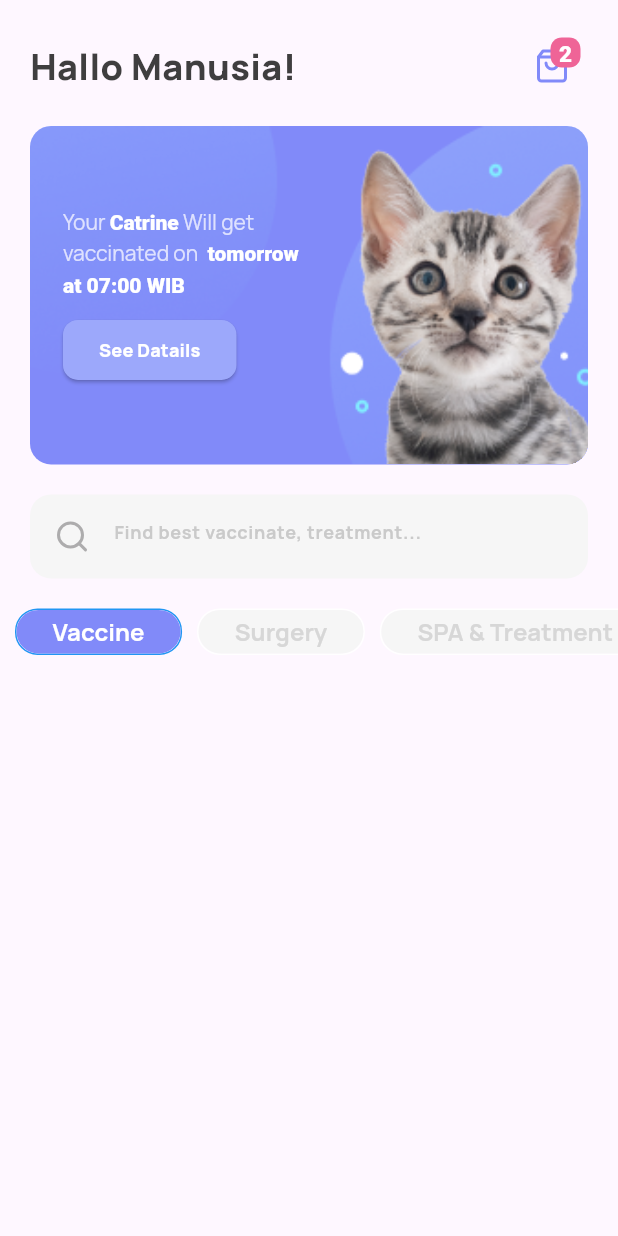
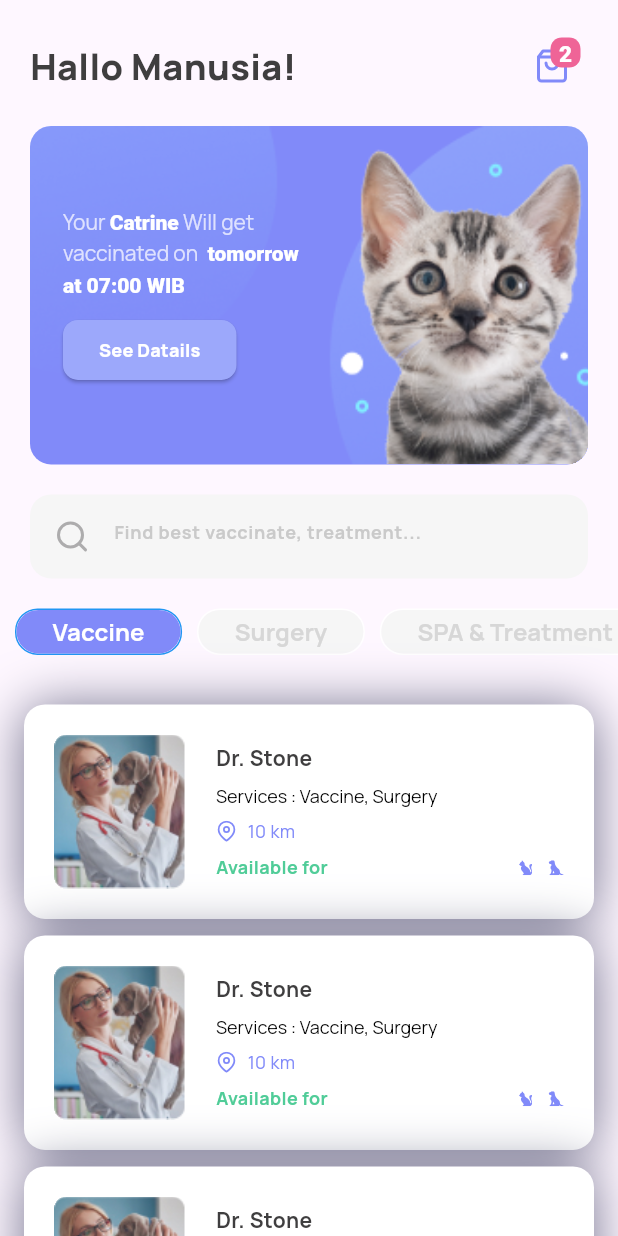
Before and after one commit to ibnudirsan/healthy_pet, a Flutter app: the screen it shows after launch, on a phone screen of 412 x 824 dp. Run offline on Flutter 3.47's test engine with Material 3 defaults, Android fonts, the phone set to English and light mode, and no system bars; our stand-ins replace feather_icons, flutter_svg, google_fonts.

Commit message:
list doctor

```diff
--- a/lib/Widget/doctors_card.dart
+++ b/lib/Widget/doctors_card.dart
@@ -1,4 +1,7 @@
+import 'package:feather_icons/feather_icons.dart';
 import 'package:flutter/material.dart';
+import 'package:flutter_svg/flutter_svg.dart';
+import 'package:google_fonts/google_fonts.dart';
 import '../models/docter_model.dart';
 
 class doctors_cad extends StatelessWidget {
@@ -9,13 +12,126 @@ class doctors_cad extends StatelessWidget {
   @override
   Widget build(BuildContext context) {
     return ListView.separated(
+      padding: const EdgeInsets.symmetric(horizontal: 16),
       physics: const NeverScrollableScrollPhysics(),
       shrinkWrap: true,
-      itemBuilder: (context, index) => Container(),
+      itemBuilder: (context, index) => _doctor(doctors[index]),
       separatorBuilder: (context, index) => const SizedBox(
         height: 11,
       ),
       itemCount: doctors.length,
     );
   }
+
+  Container _doctor(DocterModel doctor) {
+    return Container(
+        padding: const EdgeInsets.all(20),
+        decoration: BoxDecoration(
+          color: Colors.white,
+          borderRadius: BorderRadius.circular(14),
+          boxShadow: [
+            BoxShadow(
+              color: const Color(0xFF35385A).withOpacity(0.7),
+              blurRadius: 30,
+              offset: const Offset(0, 2),
+            )
+          ],
+        ),
+        child: Row(
+          children: [
+            Container(
+              clipBehavior: Clip.hardEdge,
+              decoration: BoxDecoration(
+                borderRadius: BorderRadius.circular(8),
+              ),
+              child: Image.asset(
+                'assets/images/${doctor.image}',
+                height: 103,
+                width: 88,
+              ),
+            ),
+            const SizedBox(
+              width: 20,
+            ),
+            Flexible(
+              fit: FlexFit.tight,
+              child: Column(
+                mainAxisAlignment: MainAxisAlignment.start,
+                crossAxisAlignment: CrossAxisAlignment.start,
+                children: [
+                  Text(
+                    doctor.name,
+                    style: GoogleFonts.manrope(
+                      fontSize: 14,
+                      fontWeight: FontWeight.bold,
+                      color: const Color(0xFF3F3E3F),
+                    ),
+                  ),
+                  const SizedBox(
+                    height: 7,
+                  ),
+                  RichText(
+                    text: TextSpan(
+                        text: "Services : ${doctor.services.join(", ")}",
+                        style: GoogleFonts.manrope(
+                          color: Colors.black,
+                          fontSize: 12,
+                        )),
+                  ),
+                  const SizedBox(
+                    height: 7,
+                  ),
+                  Row(
+                    children: [
+                      const Icon(
+                        FeatherIcons.mapPin,
+                        color: Color(0xFF818AF9),
+                        size: 14,
+                      ),
+                      const SizedBox(
+                        width: 7,
+                      ),
+                      Text(
+                        "${doctor.distance} km",
+                        style: GoogleFonts.manrope(
+                          fontSize: 12,
+                          color: const Color(0xFF818AF9),
+                        ),
+                      ),
+                    ],
+                  ),
+                  const SizedBox(
+                    height: 7,
+                  ),
+                  Row(
+                    mainAxisAlignment: MainAxisAlignment.spaceBetween,
+                    children: [
+                      Text(
+                        'Available for',
+                        style: GoogleFonts.manrope(
+                          fontSize: 12,
+                          color: const Color(0xFF50CC98),
+                          fontWeight: FontWeight.bold,
+                        ),
+                      ),
+                      const SizedBox(
+                        width: 10,
+                      ),
+                      Row(
+                        children: [
+                          SvgPicture.asset('assets/svgs/cat.svg'),
+                          const SizedBox(
+                            width: 10,
+                          ),
+                          SvgPicture.asset('assets/svgs/dog.svg'),
+                        ],
+                      ),
+                    ],
+                  )
+                ],
+              ),
+            )
+          ],
+        ));
+  }
 }
--- a/lib/models/docter_model.dart
+++ b/lib/models/docter_model.dart
@@ -18,5 +18,17 @@ var doctors = [
     image: "dr_stone.jpg",
     services: ["Vaccine", "Surgery"],
     distance: 10,
+  ),
+  DocterModel(
+    name: "Dr. Stone",
+    image: "dr_stone.jpg",
+    services: ["Vaccine", "Surgery"],
+    distance: 10,
+  ),
+  DocterModel(
+    name: "Dr. Stone",
+    image: "dr_stone.jpg",
+    services: ["Vaccine", "Surgery"],
+    distance: 10,
   )
 ];
--- a/lib/screens/home_screen.dart
+++ b/lib/screens/home_screen.dart
@@ -14,6 +14,7 @@ class HomeScreen extends StatelessWidget {
   Widget build(BuildContext context) {
     return Scaffold(
       body: SafeArea(
+        child: SingleChildScrollView(
           child: Column(
             children: [
               const SizedBox(
@@ -37,6 +38,7 @@ class HomeScreen extends StatelessWidget {
               ),
               const doctors_cad()
             ],
+          ),
         ),
       ),
     );
```
Lines whose indentation alone changed are shown as unchanged.
